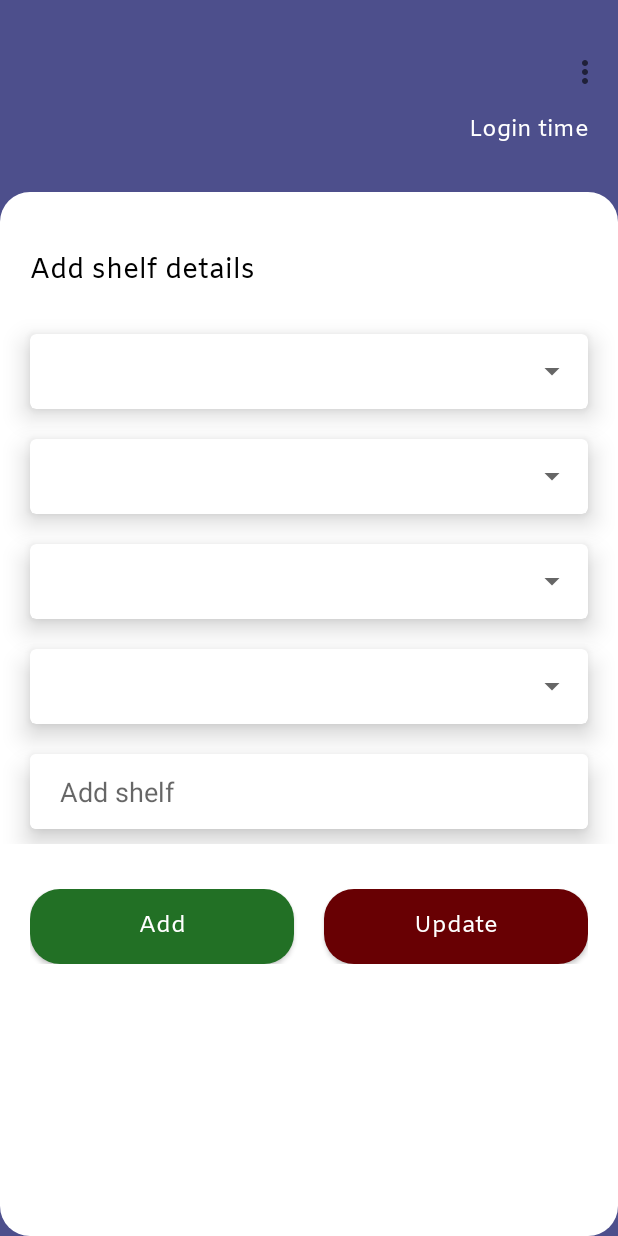
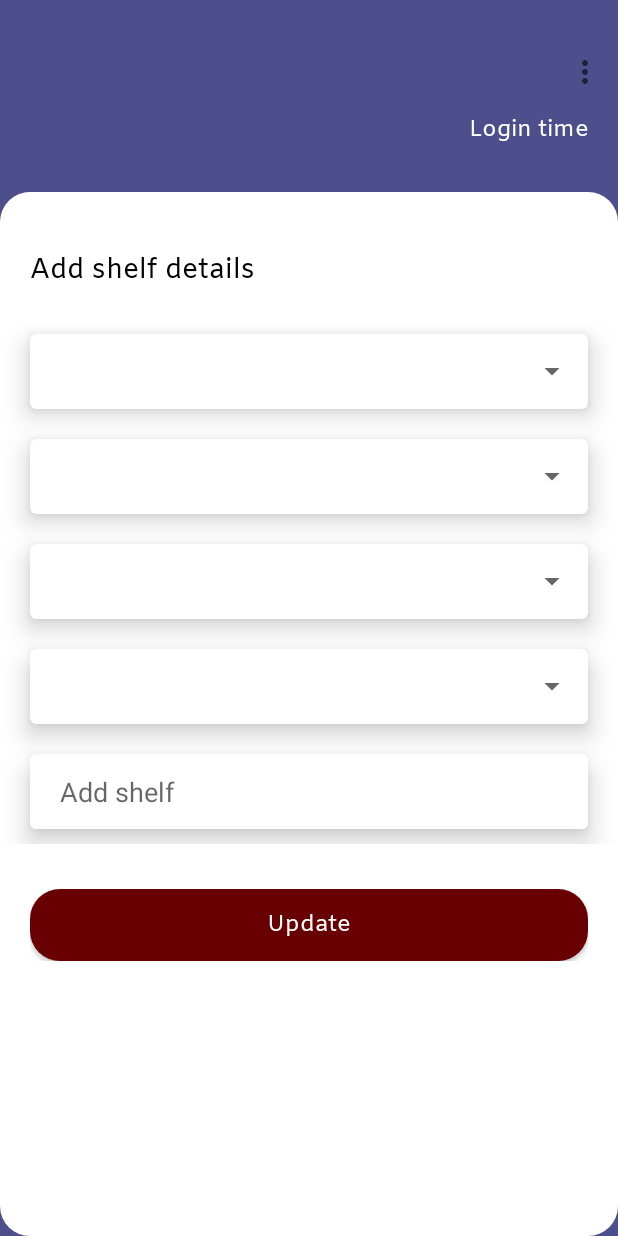
Before and after one commit to user-zoobi/WMS-Scan, an Android app: the AddUpdateShelfDetails screen opened directly, with no data from a screen before it, on a phone screen of 412 x 824 dp. Run offline under Robolectric (Android 15) with nearby library versions, the light colour scheme and no system bars; our stand-ins replace sdp/ssp sizes.

Commit message:
final changes

```diff
--- a/app/src/main/java/com/example/wms_scan/ui/AddUpdatePalletDetails.kt
+++ b/app/src/main/java/com/example/wms_scan/ui/AddUpdatePalletDetails.kt
@@ -12,10 +12,7 @@ import com.example.scanmate.data.response.GetRackResponse
 import com.example.scanmate.data.response.GetShelfResponse
 import com.example.scanmate.data.response.GetWarehouseResponse
 import com.example.scanmate.data.response.UserLocationResponse
-import com.example.scanmate.extensions.click
-import com.example.scanmate.extensions.obtainViewModel
-import com.example.scanmate.extensions.setTransparentStatusBarColor
-import com.example.scanmate.extensions.toast
+import com.example.scanmate.extensions.*
 import com.example.scanmate.util.CustomProgressDialog
 import com.example.scanmate.util.LocalPreferences
 import com.example.scanmate.util.Utils
@@ -117,6 +114,7 @@ class AddUpdatePalletDetails : AppCompatActivity() {
             }
 
         }
+
 
     }
 
--- a/app/src/main/java/com/example/wms_scan/ui/AddUpdateRackDetails.kt
+++ b/app/src/main/java/com/example/wms_scan/ui/AddUpdateRackDetails.kt
@@ -11,10 +11,7 @@ import com.example.scanmate.data.callback.Status
 import com.example.scanmate.data.response.GetRackResponse
 import com.example.scanmate.data.response.GetWarehouseResponse
 import com.example.scanmate.data.response.UserLocationResponse
-import com.example.scanmate.extensions.click
-import com.example.scanmate.extensions.obtainViewModel
-import com.example.scanmate.extensions.setTransparentStatusBarColor
-import com.example.scanmate.extensions.toast
+import com.example.scanmate.extensions.*
 import com.example.scanmate.util.CustomProgressDialog
 import com.example.scanmate.util.LocalPreferences
 import com.example.scanmate.util.Utils
@@ -190,6 +187,7 @@ class AddUpdateRackDetails : AppCompatActivity() {
         binding.loginTimeTV.text = LocalPreferences.getString(this,
             LocalPreferences.AppLoginPreferences.loginTime
         )
+
     }
 
     private fun showBusLocSpinner(data:List<UserLocationResponse>) {
--- a/app/src/main/java/com/example/wms_scan/ui/AddUpdateShelfDetails.kt
+++ b/app/src/main/java/com/example/wms_scan/ui/AddUpdateShelfDetails.kt
@@ -13,7 +13,10 @@ import com.example.scanmate.data.response.GetRackResponse
 import com.example.scanmate.data.response.GetShelfResponse
 import com.example.scanmate.data.response.GetWarehouseResponse
 import com.example.scanmate.data.response.UserLocationResponse
-import com.example.scanmate.extensions.*
+import com.example.scanmate.extensions.click
+import com.example.scanmate.extensions.obtainViewModel
+import com.example.scanmate.extensions.setTransparentStatusBarColor
+import com.example.scanmate.extensions.toast
 import com.example.scanmate.util.CustomProgressDialog
 import com.example.scanmate.util.LocalPreferences
 import com.example.scanmate.util.Utils
@@ -59,12 +62,7 @@ class AddUpdateShelfDetails : AppCompatActivity() {
             LocalPreferences.AppLoginPreferences.loginTime
         )
 
-        when
-        {
-            intent.extras?.getBoolean("shelfAdd") == true -> {
-                binding.warehouseSpinner.gone()
-            }
-        }
+
     }
     private fun initListeners(){
 
--- a/app/src/main/java/com/example/wms_scan/ui/BusinessLocationActivity.kt
+++ b/app/src/main/java/com/example/wms_scan/ui/BusinessLocationActivity.kt
@@ -309,8 +309,6 @@ class BusinessLocationActivity : AppCompatActivity() {
                 screen = "P"
             }
         }
-
-
     }
 
     /**
--- a/app/src/main/res/layout/activity_add_update_shelf_details.xml
+++ b/app/src/main/res/layout/activity_add_update_shelf_details.xml
@@ -209,28 +209,26 @@
             <androidx.appcompat.widget.AppCompatButton
                 android:id="@+id/addShelfBtn"
                 android:layout_width="match_parent"
-                android:layout_height="@dimen/_50sdp"
-                android:layout_marginEnd="@dimen/_10sdp"
-                android:layout_weight="1"
+                android:layout_height="wrap_content"
                 android:background="@drawable/dark_green_rounded_bg"
                 android:fontFamily="@font/amiko"
                 android:text="Add"
                 android:textAllCaps="false"
                 android:textColor="@color/white"
-                android:textSize="@dimen/_15ssp" />
+                android:textSize="@dimen/_15ssp"
+                android:visibility="gone" />
 
             <androidx.appcompat.widget.AppCompatButton
                 android:id="@+id/updateShelfBtn"
                 android:layout_width="match_parent"
-                android:layout_height="@dimen/_50sdp"
-                android:layout_marginStart="@dimen/_10sdp"
-                android:layout_weight="1"
+                android:layout_height="wrap_content"
                 android:background="@drawable/dark_red_rounded_bg"
                 android:fontFamily="@font/amiko"
                 android:text="Update"
                 android:textAllCaps="false"
                 android:textColor="@color/white"
-                android:textSize="@dimen/_15ssp" />
+                android:textSize="@dimen/_15ssp"
+                android:visibility="visible" />
 
         </androidx.appcompat.widget.LinearLayoutCompat>
 
--- a/app/src/main/res/layout/activity_warehouse_details.xml
+++ b/app/src/main/res/layout/activity_warehouse_details.xml
@@ -159,9 +159,9 @@
             android:id="@+id/addWarehouseBTN"
             android:layout_width="match_parent"
             android:layout_height="wrap_content"
+            android:layout_marginStart="@dimen/_20sdp"
             android:layout_marginTop="@dimen/_40sdp"
             android:layout_marginEnd="@dimen/_20sdp"
-                android:layout_marginStart="@dimen/_20sdp"
             android:background="@drawable/dark_green_rounded_bg"
             android:fontFamily="@font/amiko"
             android:text="Add"
@@ -173,16 +173,16 @@
             android:id="@+id/updateWarehouseBtn"
             android:layout_width="match_parent"
             android:layout_height="wrap_content"
+            android:layout_marginStart="@dimen/_20sdp"
             android:layout_marginTop="@dimen/_40sdp"
             android:layout_marginEnd="@dimen/_20sdp"
-                android:layout_marginStart="@dimen/_20sdp"
             android:background="@drawable/dark_red_rounded_bg"
             android:fontFamily="@font/amiko"
             android:text="Update"
             android:textAllCaps="false"
             android:textColor="@color/white"
             android:textSize="@dimen/_15ssp"
-                android:visibility="gone"/>
+            android:visibility="gone" />
 
     </androidx.appcompat.widget.LinearLayoutCompat>
 
```
Lines whose indentation alone changed are shown as unchanged.
